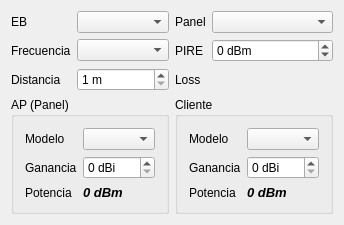
Above: mainwindow.ui from silderan/WiFiLinkCalc before the change. Below: the same form after it.
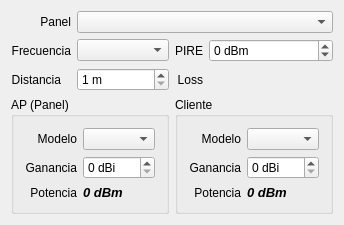
That is the form after the change. Custom widgets are drawn as their Qt base class.

Commit message:
New Panel based
Only one combo box with just the SSID and panel description is better readable por users.

Just keeps to delete all base-station related info.

```diff
--- a/mainwindow.ui
+++ b/mainwindow.ui
@@ -20,6 +20,9 @@
       <property name="text">
        <string>Loss</string>
       </property>
+      <property name="alignment">
+       <set>Qt::AlignRight|Qt::AlignTrailing|Qt::AlignVCenter</set>
+      </property>
      </widget>
     </item>
     <item row="2" column="3">
@@ -52,6 +55,9 @@
       <property name="text">
        <string>Frecuencia</string>
       </property>
+      <property name="alignment">
+       <set>Qt::AlignRight|Qt::AlignTrailing|Qt::AlignVCenter</set>
+      </property>
      </widget>
     </item>
     <item row="2" column="0">
@@ -65,18 +71,21 @@
       <property name="text">
        <string>Distancia</string>
       </property>
+      <property name="alignment">
+       <set>Qt::AlignRight|Qt::AlignTrailing|Qt::AlignVCenter</set>
+      </property>
      </widget>
     </item>
     <item row="0" column="0">
      <widget class="QLabel" name="label_11">
       <property name="text">
-       <string>EB</string>
+       <string>Panel</string>
+      </property>
+      <property name="alignment">
+       <set>Qt::AlignRight|Qt::AlignTrailing|Qt::AlignVCenter</set>
       </property>
      </widget>
     </item>
-    <item row="0" column="1">
-     <widget class="QBaseStationCB" name="cbBaseStations"/>
-    </item>
     <item row="3" column="0" colspan="2">
      <widget class="QGroupBox" name="groupBox">
       <property name="title">
@@ -88,6 +97,9 @@
          <property name="text">
           <string>Modelo</string>
          </property>
+         <property name="alignment">
+          <set>Qt::AlignRight|Qt::AlignTrailing|Qt::AlignVCenter</set>
+         </property>
         </widget>
        </item>
        <item row="0" column="1">
@@ -98,6 +110,9 @@
          <property name="text">
           <string>Ganancia</string>
          </property>
+         <property name="alignment">
+          <set>Qt::AlignRight|Qt::AlignTrailing|Qt::AlignVCenter</set>
+         </property>
         </widget>
        </item>
        <item row="1" column="1">
@@ -112,6 +127,9 @@
          <property name="text">
           <string>Potencia</string>
          </property>
+         <property name="alignment">
+          <set>Qt::AlignRight|Qt::AlignTrailing|Qt::AlignVCenter</set>
+         </property>
         </widget>
        </item>
        <item row="2" column="1">
@@ -143,6 +161,9 @@
          <property name="text">
           <string>Modelo</string>
          </property>
+         <property name="alignment">
+          <set>Qt::AlignRight|Qt::AlignTrailing|Qt::AlignVCenter</set>
+         </property>
         </widget>
        </item>
        <item row="0" column="1">
@@ -153,6 +174,9 @@
          <property name="text">
           <string>Ganancia</string>
          </property>
+         <property name="alignment">
+          <set>Qt::AlignRight|Qt::AlignTrailing|Qt::AlignVCenter</set>
+         </property>
         </widget>
        </item>
        <item row="1" column="1">
@@ -167,6 +191,9 @@
          <property name="text">
           <string>Potencia</string>
          </property>
+         <property name="alignment">
+          <set>Qt::AlignRight|Qt::AlignTrailing|Qt::AlignVCenter</set>
+         </property>
         </widget>
        </item>
        <item row="2" column="1">
@@ -229,14 +256,7 @@
       </property>
      </widget>
     </item>
-    <item row="0" column="2">
-     <widget class="QLabel" name="label_12">
-      <property name="text">
-       <string>Panel</string>
-      </property>
-     </widget>
-    </item>
-    <item row="0" column="3">
+    <item row="0" column="1" colspan="3">
      <widget class="QPanelCB" name="cbPanelNames"/>
     </item>
    </layout>
@@ -254,11 +274,6 @@
    <extends>QComboBox</extends>
    <header>AntennaGain.h</header>
   </customwidget>
-  <customwidget>
-   <class>QBaseStationCB</class>
-   <extends>QComboBox</extends>
-   <header>BaseStationInfo.h</header>
-  </customwidget>
   <customwidget>
    <class>QPanelCB</class>
    <extends>QComboBox</extends>
```
The commit also changes 6 other files.
